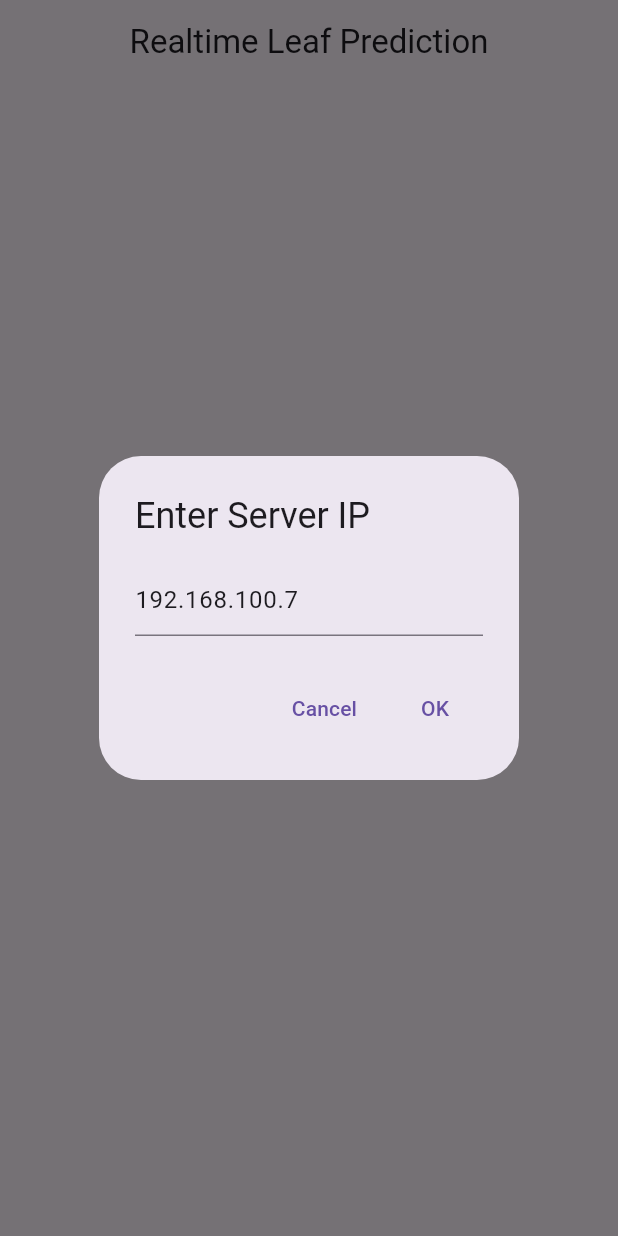
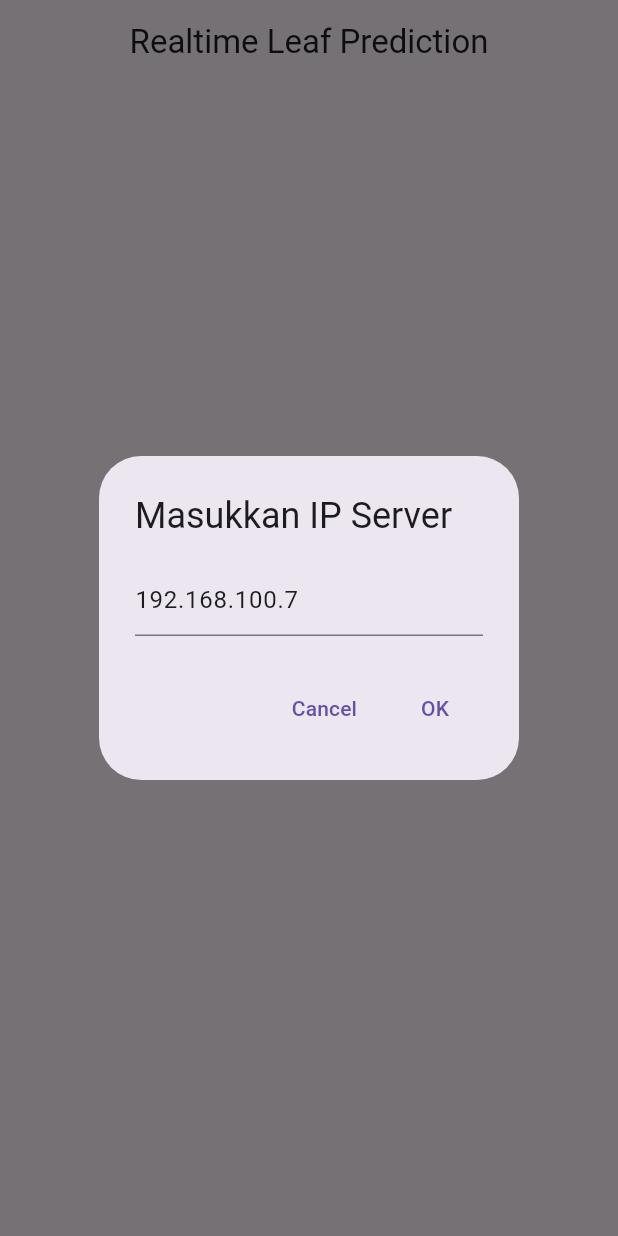
Before and after one commit to haintana2/tugas_akhir_intan, a Flutter app: the screen it shows after launch, on a phone screen of 412 x 824 dp. Run offline on Flutter 3.47's test engine with Material 3 defaults, Android fonts, the light colour scheme and no system bars; our stand-ins replace camera, permission_handler.

Commit message:
Merubah teks

```diff
--- a/lib/main.dart
+++ b/lib/main.dart
@@ -70,7 +70,7 @@ class _PredictionPageState extends State<PredictionPage>
         TextEditingController ipController =
             TextEditingController(text: '192.168.100.7');
         return AlertDialog(
-          title: const Text("Enter Server IP"),
+          title: const Text("Masukkan IP Server"),
           content: TextField(
             controller: ipController,
             keyboardType: TextInputType.number,
```
